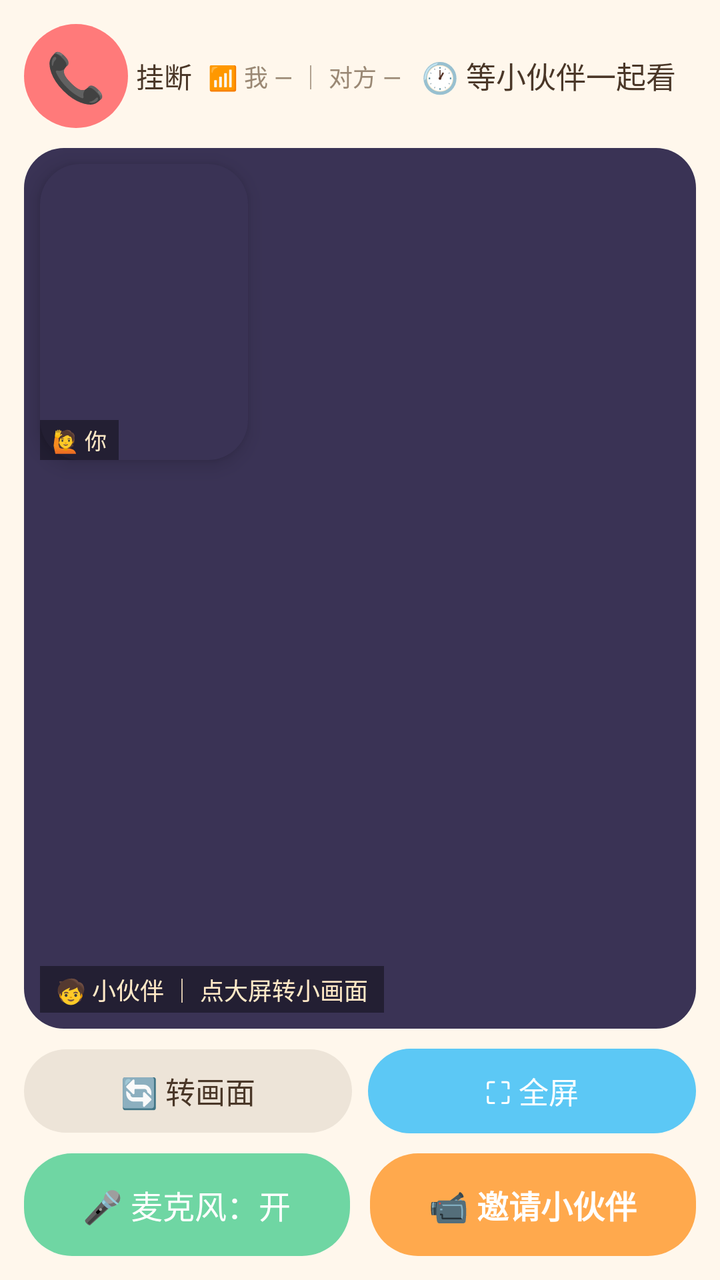
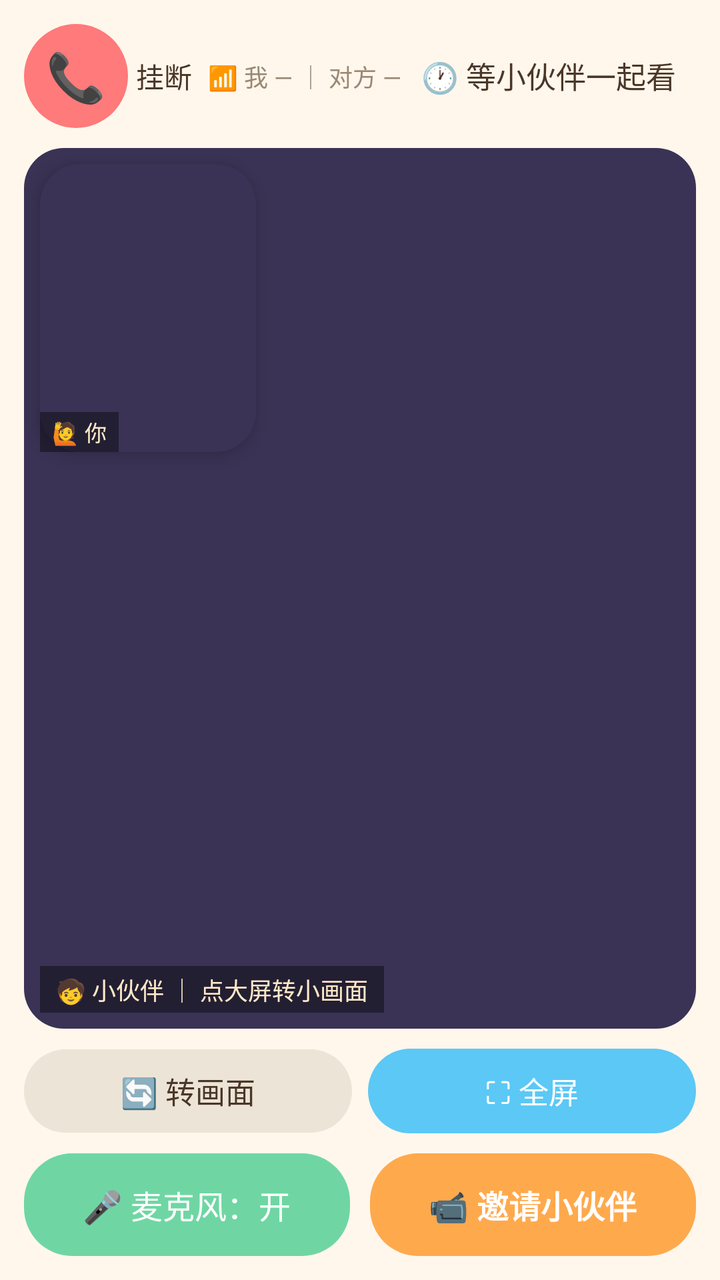

Before-and-after screenshots of an Android layout around one commit, followed by the original layout XML and the change that was made.
<!-- AndroidManifest.xml: application theme Theme.KidsTalk -->
<!-- res/layout/activity_video.xml -->
<?xml version="1.0" encoding="utf-8"?>
<FrameLayout xmlns:android="http://schemas.android.com/apk/res/android"
    android:id="@+id/videoRoot"
    android:layout_width="match_parent"
    android:layout_height="match_parent"
    android:background="#000000">

    <LinearLayout
        android:id="@+id/videoContent"
        android:orientation="vertical"
        android:padding="12dp"
        android:background="@color/kids_bg"
        android:layout_width="match_parent"
        android:layout_height="match_parent">

        <LinearLayout
            android:id="@+id/videoTopBar"
            android:orientation="horizontal"
            android:gravity="center_vertical"
            android:layout_width="match_parent"
            android:layout_height="wrap_content">

            <FrameLayout
                android:id="@+id/btnVideoBack"
                android:clickable="true"
                android:focusable="true"
                android:foreground="@drawable/ripple_light"
                android:background="@drawable/shape_circle_red"
                android:layout_width="52dp"
                android:layout_height="52dp">

                <TextView
                    android:text="📞"
                    android:textSize="24sp"
                    android:layout_gravity="center"
                    android:layout_width="wrap_content"
                    android:layout_height="wrap_content" />
            </FrameLayout>

            <TextView
                android:text="挂断"
                android:textSize="14sp"
                android:textColor="@color/kids_text"
                android:layout_marginStart="4dp"
                android:layout_width="wrap_content"
                android:layout_height="wrap_content" />

            <TextView
                android:id="@+id/tvLink"
                android:text="📶 我 — ｜ 对方 —"
                android:textSize="12sp"
                android:textColor="@color/kids_text_sub"
                android:layout_marginStart="8dp"
                android:layout_width="wrap_content"
                android:layout_height="wrap_content" />

            <TextView
                android:id="@+id/tvVideoStatus"
                android:text="🕐 等小伙伴一起看"
                android:textSize="15sp"
                android:textColor="@color/kids_text"
                android:layout_marginStart="10dp"
                android:layout_width="0dp"
                android:layout_weight="1"
                android:layout_height="wrap_content" />
        </LinearLayout>

        
        <FrameLayout
            android:id="@+id/videoStage"
            android:layout_width="match_parent"
            android:layout_height="0dp"
            android:layout_weight="1"
            android:layout_marginTop="10dp"
            android:background="@drawable/shape_screen">

            <TextureView
                android:id="@+id/remoteView"
                android:layout_width="match_parent"
                android:layout_height="match_parent"
                android:layout_gravity="center" />

            <TextView
                android:id="@+id/tvRemoteTag"
                android:text="🧒 小伙伴 ｜ 点大屏转小画面"
                android:textSize="12sp"
                android:textColor="#FFE9C7"
                android:background="#66000000"
                android:paddingHorizontal="8dp"
                android:paddingVertical="3dp"
                android:layout_gravity="bottom|start"
                android:layout_margin="8dp"
                android:layout_width="wrap_content"
                android:layout_height="wrap_content" />

            <FrameLayout
                android:id="@+id/localCard"
                android:layout_width="104dp"
                android:layout_height="148dp"
                android:layout_gravity="top|start"
                android:layout_margin="8dp"
                android:background="@drawable/shape_screen"
                android:elevation="6dp">

                <TextureView
                    android:id="@+id/localPreview"
                    android:layout_width="match_parent"
                    android:layout_height="match_parent"
                    android:layout_gravity="center" />

                <TextView
                    android:text="🙋 你"
                    android:textSize="11sp"
                    android:textColor="#FFE9C7"
                    android:background="#66000000"
                    android:paddingHorizontal="6dp"
                    android:paddingVertical="2dp"
                    android:layout_gravity="bottom|start"
                    android:layout_width="wrap_content"
                    android:layout_height="wrap_content" />
            </FrameLayout>
        </FrameLayout>

        
        <LinearLayout
            android:id="@+id/videoToolBar"
            android:orientation="horizontal"
            android:gravity="center"
            android:layout_marginTop="10dp"
            android:layout_width="match_parent"
            android:layout_height="wrap_content">

            <TextView
                android:id="@+id/btnRotate"
                android:text="🔄 转画面"
                android:textSize="15sp"
                android:textColor="@color/kids_text"
                android:background="@drawable/shape_pill_gray"
                android:gravity="center"
                android:clickable="true"
                android:focusable="true"
                android:paddingVertical="10dp"
                android:layout_width="0dp"
                android:layout_weight="1"
                android:layout_height="wrap_content" />

            <TextView
                android:id="@+id/btnFullscreen"
                android:text="⛶ 全屏"
                android:textSize="15sp"
                android:textColor="#FFFFFF"
                android:background="@drawable/shape_pill_blue"
                android:gravity="center"
                android:clickable="true"
                android:focusable="true"
                android:paddingVertical="10dp"
                android:layout_marginStart="8dp"
                android:layout_width="0dp"
                android:layout_weight="1"
                android:layout_height="wrap_content" />
        </LinearLayout>

        
        <LinearLayout
            android:id="@+id/videoBottomBar"
            android:orientation="horizontal"
            android:gravity="center"
            android:layout_marginTop="10dp"
            android:layout_width="match_parent"
            android:layout_height="wrap_content">

            <TextView
                android:id="@+id/btnMic"
                android:text="🎤 麦克风：开"
                android:textSize="16sp"
                android:textColor="#FFFFFF"
                android:background="@drawable/shape_pill_green"
                android:gravity="center"
                android:clickable="true"
                android:focusable="true"
                android:paddingVertical="14dp"
                android:layout_width="0dp"
                android:layout_weight="1"
                android:layout_height="wrap_content" />

            <TextView
                android:id="@+id/btnInvite"
                android:text="📹 邀请小伙伴"
                android:textSize="16sp"
                android:textStyle="bold"
                android:textColor="#FFFFFF"
                android:background="@drawable/shape_pill_orange"
                android:gravity="center"
                android:clickable="true"
                android:focusable="true"
                android:paddingVertical="14dp"
                android:layout_marginStart="10dp"
                android:layout_width="0dp"
                android:layout_weight="1"
                android:layout_height="wrap_content" />
        </LinearLayout>
    </LinearLayout>
</FrameLayout>
<!-- resources referenced by this layout -->
<resources>
  <color name="kids_bg">#FFF7EC</color>
  <color name="kids_text">#4A3728</color>
  <color name="kids_text_sub">#9A8874</color>
  <!-- drawable ripple_light (drawable) -->
  <?xml version="1.0" encoding="utf-8"?>
  <ripple xmlns:android="http://schemas.android.com/apk/res/android"
      android:color="#59FFFFFF" />
  <!-- drawable shape_circle_red (drawable) -->
  <?xml version="1.0" encoding="utf-8"?>
  <shape xmlns:android="http://schemas.android.com/apk/res/android" android:shape="oval">
      <solid android:color="#FF7A7A" />
  </shape>
  <!-- drawable shape_pill_blue (drawable) -->
  <?xml version="1.0" encoding="utf-8"?>
  <shape xmlns:android="http://schemas.android.com/apk/res/android" android:shape="rectangle">
      <solid android:color="#5CC8F5" />
      <corners android:radius="28dp" />
  </shape>
  <!-- drawable shape_pill_gray (drawable) -->
  <?xml version="1.0" encoding="utf-8"?>
  <shape xmlns:android="http://schemas.android.com/apk/res/android" android:shape="rectangle">
      <solid android:color="#EDE4D8" />
      <corners android:radius="24dp" />
  </shape>
  <!-- drawable shape_pill_green (drawable) -->
  <?xml version="1.0" encoding="utf-8"?>
  <shape xmlns:android="http://schemas.android.com/apk/res/android" android:shape="rectangle">
      <solid android:color="#6FD6A3" />
      <corners android:radius="24dp" />
  </shape>
  <!-- drawable shape_pill_orange (drawable) -->
  <?xml version="1.0" encoding="utf-8"?>
  <shape xmlns:android="http://schemas.android.com/apk/res/android" android:shape="rectangle">
      <solid android:color="#FFA94D" />
      <corners android:radius="24dp" />
  </shape>
  <!-- drawable shape_screen (drawable) -->
  <?xml version="1.0" encoding="utf-8"?>
  <shape xmlns:android="http://schemas.android.com/apk/res/android" android:shape="rectangle">
      <solid android:color="#3A3355" />
      <corners android:radius="20dp" />
  </shape>
  <style name="Theme.KidsTalk" parent="Theme.Material3.Light.NoActionBar">
          <item name="colorPrimary">@color/c_pink</item>
          <item name="colorPrimaryDark">@color/c_orange_dark</item>
          <item name="colorAccent">@color/c_orange</item>
          <item name="android:colorBackground">@color/kids_bg</item>
          <item name="android:windowBackground">@color/kids_bg</item>
          <item name="android:textColorPrimary">@color/kids_text</item>
          <item name="android:textColorSecondary">@color/kids_text_sub</item>
          <item name="android:statusBarColor">@color/kids_cream</item>
          <item name="android:windowLightStatusBar">true</item>
      </style>
  <color name="c_pink">#FF8FB1</color>
  <color name="c_orange_dark">#F08A24</color>
  <color name="c_orange">#FFA94D</color>
  <color name="kids_cream">#FFF0D2</color>
</resources>

<!-- the commit's change to res/layout/activity_video.xml (unified diff, before → after) -->
@@ -95,8 +95,8 @@
 
             <FrameLayout
                 android:id="@+id/localCard"
-                android:layout_width="104dp"
-                android:layout_height="148dp"
+                android:layout_width="108dp"
+                android:layout_height="144dp"
                 android:layout_gravity="top|start"
                 android:layout_margin="8dp"
                 android:background="@drawable/shape_screen"
